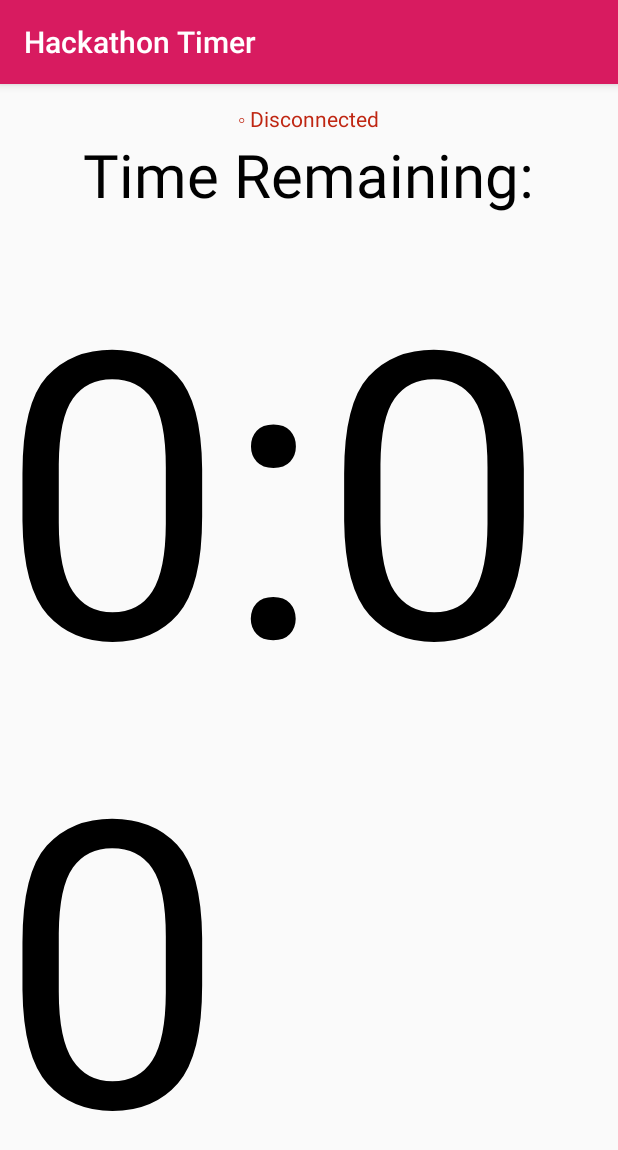
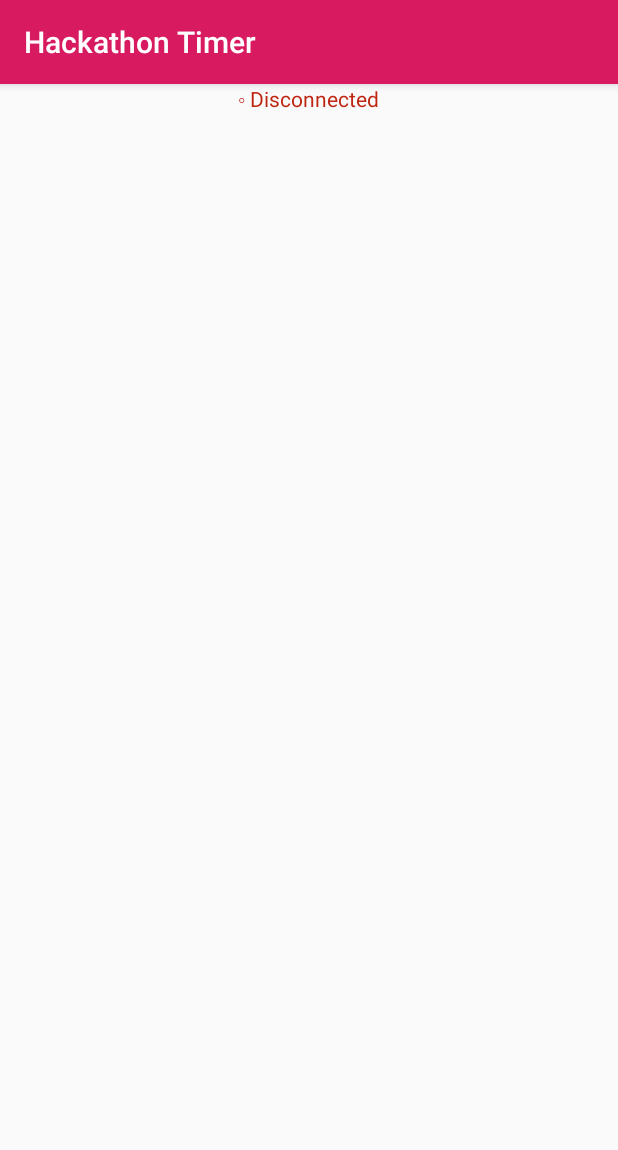
Before and after one commit to wrussell1999/demo-countdown-android, an Android app: the screen it shows after launch (MainActivity), on a phone screen of 412 x 824 dp. Shown: the top 1150 px of the screen. Run offline under Robolectric (Android 15) with nearby library versions, the phone set to English and light mode, and no system bars.

Commit message:
Added fragments for countdown and time

```diff
--- /dev/null
+++ b/app/src/main/java/com/willrussell/hackathon_demo_timer_android/TimeFragment.java
@@ -0,0 +1,4 @@
+package com.willrussell.hackathon_demo_timer_android;
+
+public class TimeFragment {
+}
--- a/app/src/main/res/layout/activity_main.xml
+++ b/app/src/main/res/layout/activity_main.xml
@@ -15,19 +15,9 @@
         android:text="@string/disconnected"
         android:textColor="@color/disconnected" />
 
-    <TextView
-        android:id="@+id/time_remaining"
-        android:layout_width="wrap_content"
-        android:layout_height="wrap_content"
-        android:text="@string/time_remaining"
-        android:textSize="@dimen/time_remaining"
-        android:textColor="@android:color/black" />
+    <FrameLayout
+        android:layout_width="match_parent"
+        android:layout_height="match_parent">
+    </FrameLayout>
 
-    <TextView
-        android:id="@+id/time"
-        android:layout_width="wrap_content"
-        android:layout_height="wrap_content"
-        android:text="@string/time_placeholder"
-        android:textSize="@dimen/time"
-        android:textColor="@android:color/black" />
 </LinearLayout>
--- a/app/src/main/res/values/strings.xml
+++ b/app/src/main/res/values/strings.xml
@@ -7,4 +7,9 @@
     <string name="ip">IP Address</string>
     <string name="disconnected">◦ Disconnected</string>
     <string name="connected">◦ Connected to </string>
+    <string name="current_time">Current Time:</string>
+    <string name="title_activity_about_activity">About</string>
+    <string name="made_by">Made by William Russell</string>
+    <string name="github">GitHub</string>
+    <string name="twitter">Twitter</string>
 </resources>
```
Also changed, not shown: app/src/main/java/com/willrussell/hackathon_demo_timer_android/CountdownFragment.java (added, +23 -0 lines), app/src/main/res/layout/countdown_fragment.xml (added, +21 -0 lines), app/src/main/res/layout/time_fragment.xml (added, +23 -0 lines).
